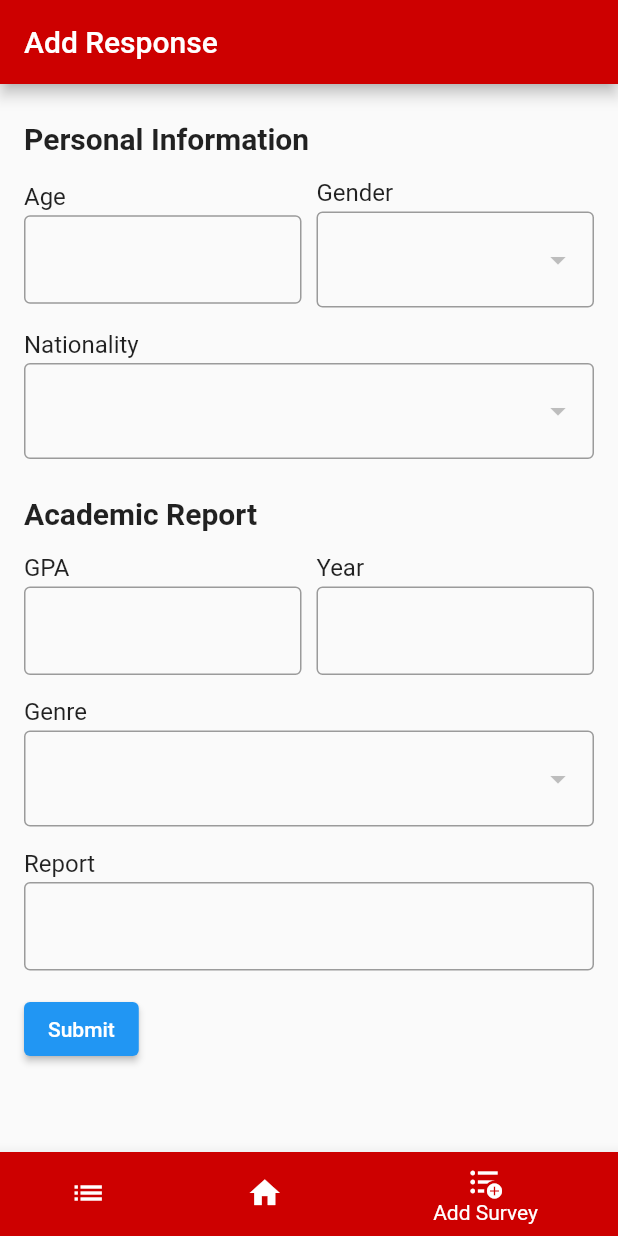
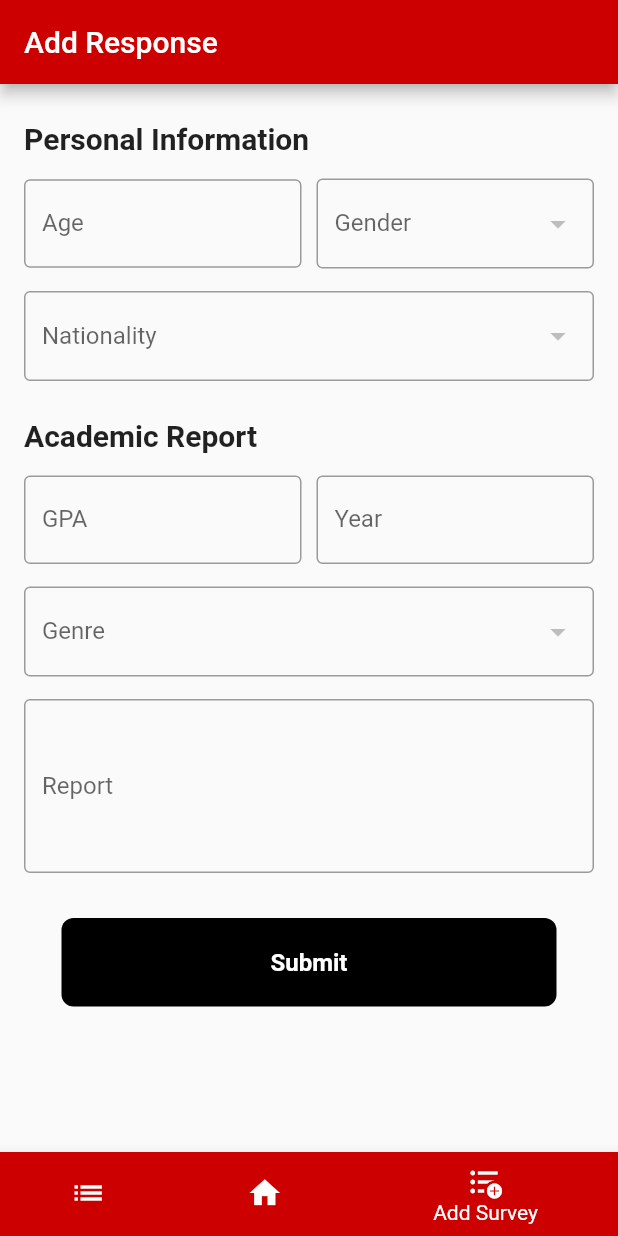
Before and after one commit to edoaryah/Flutter-Laravel-SurveyApp, a Flutter app: the screen it shows after launch, item 3 of the bottom bar chosen, on a phone screen of 412 x 824 dp. Run offline on Flutter 3.47's test engine with Material 2 defaults, Android fonts, the phone set to English and light mode, and no system bars; drawn by our look-alikes of overlay_support; our stand-ins replace fl_chart; missing offline and left inert: country_flags; network calls fail.

Commit message:
update components

```diff
--- a/flutter_survey_dashboard/lib/charts/pie_chart/my_pie_chart.dart
+++ b/flutter_survey_dashboard/lib/charts/pie_chart/my_pie_chart.dart
@@ -106,9 +106,7 @@ class _MyPieChartState extends State<MyPieChart> {
 
       final item = widget.genderRespondents[i];
       return PieChartSectionData(
-        color: item.gender == 'M'
-            ? const Color(0xff0293ee)
-            : const Color(0xfff8b250),
+        color: item.gender == 'M' ? Colors.blueAccent : Colors.pinkAccent,
         value: item.count.toDouble(),
         title:
             '${((item.count.toDouble()) / (widget.genderRespondents.fold(0, (previousValue, element) => previousValue + element.count)) * 100).toStringAsFixed(2)}%',
--- a/flutter_survey_dashboard/lib/components/mydropdown.dart
+++ b/flutter_survey_dashboard/lib/components/mydropdown.dart
@@ -20,23 +20,13 @@ class MyDropdown extends StatelessWidget {
 
   @override
   Widget build(BuildContext context) {
-    return Column(
-      crossAxisAlignment: CrossAxisAlignment.start,
-      children: [
-        Padding(
-          padding: const EdgeInsets.only(bottom: 3),
-          child: Text(
-            label,
-            style: const TextStyle(
-              fontSize: 16,
-              fontWeight: FontWeight.w400,
-            ),
-          ),
-        ),
-        DropdownButtonFormField(
+    return SizedBox(
+      height: 60,
+      child: DropdownButtonFormField(
         value: initialValue,
         isExpanded: true,
         decoration: InputDecoration(
+          labelText: label,
           border: OutlineInputBorder(
             borderRadius: BorderRadius.circular(4),
           ),
@@ -49,7 +39,6 @@ class MyDropdown extends StatelessWidget {
         }).toList(),
         onChanged: onChanged,
       ),
-      ],
     );
   }
 }
--- a/flutter_survey_dashboard/lib/components/mytextfield.dart
+++ b/flutter_survey_dashboard/lib/components/mytextfield.dart
@@ -18,31 +18,17 @@ class MyTextField extends StatelessWidget {
 
   @override
   Widget build(BuildContext context) {
-    return Column(
-      crossAxisAlignment: CrossAxisAlignment.start,
-      children: [
-        Padding(
-          padding: const EdgeInsets.only(bottom: 3),
-          child: Text(
-            label,
-            style: const TextStyle(
-              fontSize: 16,
-              fontWeight: FontWeight.w400,
-            ),
-          ),
-        ),
-        TextFormField(
+    return TextFormField(
       maxLines: maxLines,
       keyboardType: keyboardType,
       decoration: InputDecoration(
+        labelText: label,
         border: OutlineInputBorder(
           borderRadius: BorderRadius.circular(4),
         ),
       ),
       onSaved: onSaved,
       initialValue: initialValue,
-        ),
-      ],
     );
   }
 }
--- a/flutter_survey_dashboard/lib/pages/form.dart
+++ b/flutter_survey_dashboard/lib/pages/form.dart
@@ -182,15 +182,15 @@ class _FormPageState extends State<FormPage> {
                             child: MyTextField(
                               label: 'Report',
                               keyboardType: TextInputType.multiline,
-                              maxLines: null,
+                              maxLines: 4,
                               onSaved: (String? value) {
                                 reports = value!;
                               },
                             ),
                           ),
-                          const SizedBox(height: 15),
-                          ElevatedButton(
-                            onPressed: () async {
+                          const SizedBox(height: 30),
+                          GestureDetector(
+                            onTap: () async {
                               if (_formKey.currentState!.validate()) {
                                 _formKey.currentState!.save();
 
@@ -213,9 +213,9 @@ class _FormPageState extends State<FormPage> {
                                     context: context,
                                     builder: (BuildContext context) {
                                       return AlertDialog(
-                                        title: const Text('Success'),
+                                        title: const Text('Thanks!'),
                                         content: const Text(
-                                            'Response has been successfully submitted.'),
+                                            'Your response has been successfully submitted.'),
                                         actions: <Widget>[
                                           TextButton(
                                             child: const Text('OK'),
@@ -251,8 +251,26 @@ class _FormPageState extends State<FormPage> {
                                 }
                               }
                             },
-                            child: const Text('Submit'),
-                          ),
+                            child: Container(
+                              padding: const EdgeInsets.all(20),
+                              margin:
+                                  const EdgeInsets.symmetric(horizontal: 25),
+                              decoration: BoxDecoration(
+                                color: Colors.black,
+                                borderRadius: BorderRadius.circular(8),
+                              ),
+                              child: const Center(
+                                child: Text(
+                                  'Submit',
+                                  style: TextStyle(
+                                    color: Colors.white,
+                                    fontWeight: FontWeight.bold,
+                                    fontSize: 16,
+                                  ),
+                                ),
+                              ),
+                            ),
+                          )
                         ],
                       ),
                     ),
--- a/flutter_survey_dashboard/lib/pages/homepage.dart
+++ b/flutter_survey_dashboard/lib/pages/homepage.dart
@@ -159,8 +159,8 @@ class _HomepageState extends State<Homepage> {
                                                 width: 16,
                                                 height: 16,
                                                 color: item.gender == 'M'
-                                                    ? const Color(0xff0293ee)
-                                                    : const Color(0xfff8b250),
+                                                    ? Colors.blueAccent
+                                                    : Colors.pinkAccent,
                                               ),
                                               const SizedBox(width: 8),
                                               Text(
```
Also changed, not shown: flutter_survey_dashboard/lib/pages/listpage.dart (+26 -12 lines). Lines whose indentation alone changed are shown as unchanged.
